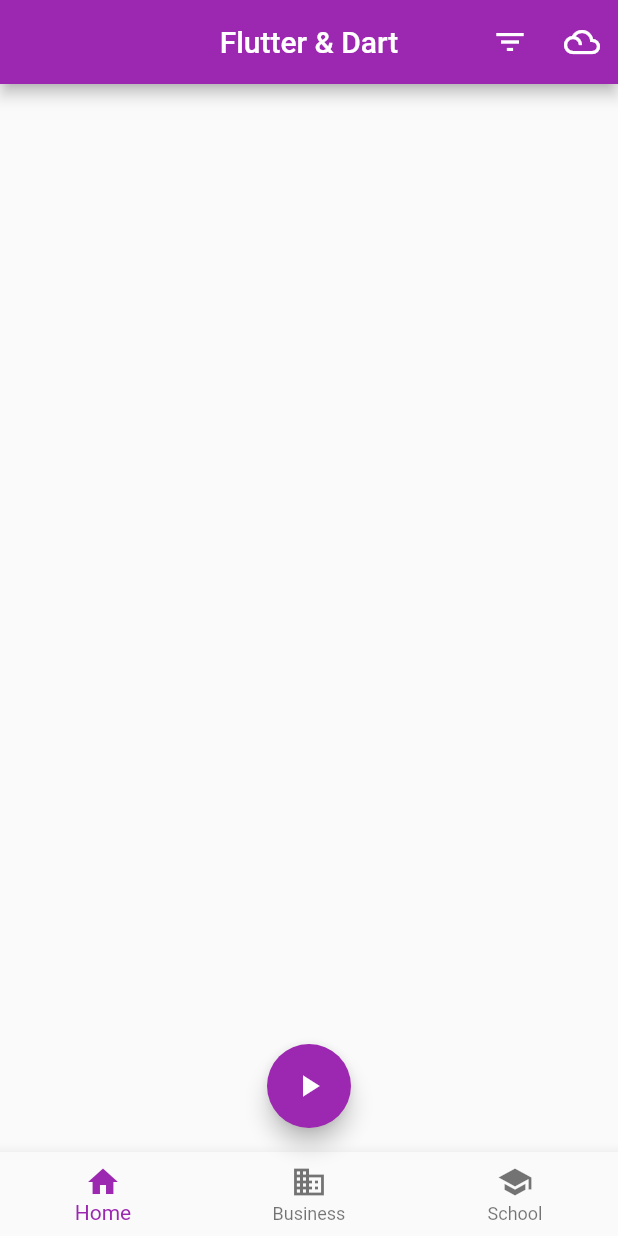
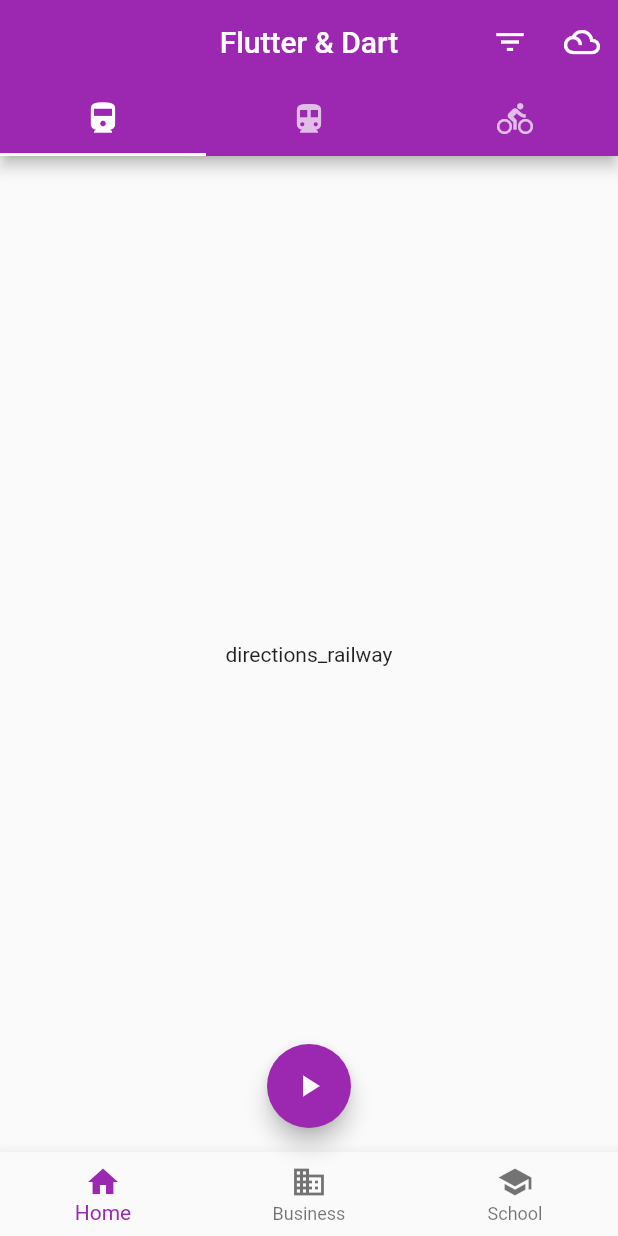
Before and after one commit to DiaDeMuertos/Udemy_section4, a Flutter app: the screen it shows after launch, on a phone screen of 412 x 824 dp. Run offline on Flutter 3.47's test engine with Material 2 defaults, Android fonts, the phone set to English and light mode, and no system bars.

```diff
--- a/lib/main.dart
+++ b/lib/main.dart
@@ -12,7 +12,10 @@ class MyApp extends StatelessWidget {
       theme: ThemeData(
         primarySwatch: Colors.purple,
       ),
-      home: MyHomePage(title: 'Flutter & Dart'),
+      home: DefaultTabController(
+        length: 3,
+        child: MyHomePage(title: 'Flutter & Dart'),
+      ),
     );
   }
 }
@@ -41,6 +44,9 @@ class _MyHomePageState extends State<MyHomePage> {
   Widget build(BuildContext context) {
     return Scaffold(
       appBar: AppBar(
+        bottom: TabBar(
+          tabs: customTabList(),
+        ),
         title: Text(widget.title),
         centerTitle: true,
         actions: <Widget>[
@@ -54,13 +60,8 @@ class _MyHomePageState extends State<MyHomePage> {
           ),
         ],
       ),
-      body: Center(
-        child: Column(
-          mainAxisAlignment: MainAxisAlignment.center,
-          children: <Widget>[
-            Text(''),
-          ],
-        ),
+      body: TabBarView(
+        children: customWidgetsList(),
       ),
       floatingActionButton: FloatingActionButton(
         onPressed: handleOnPressed,
```
